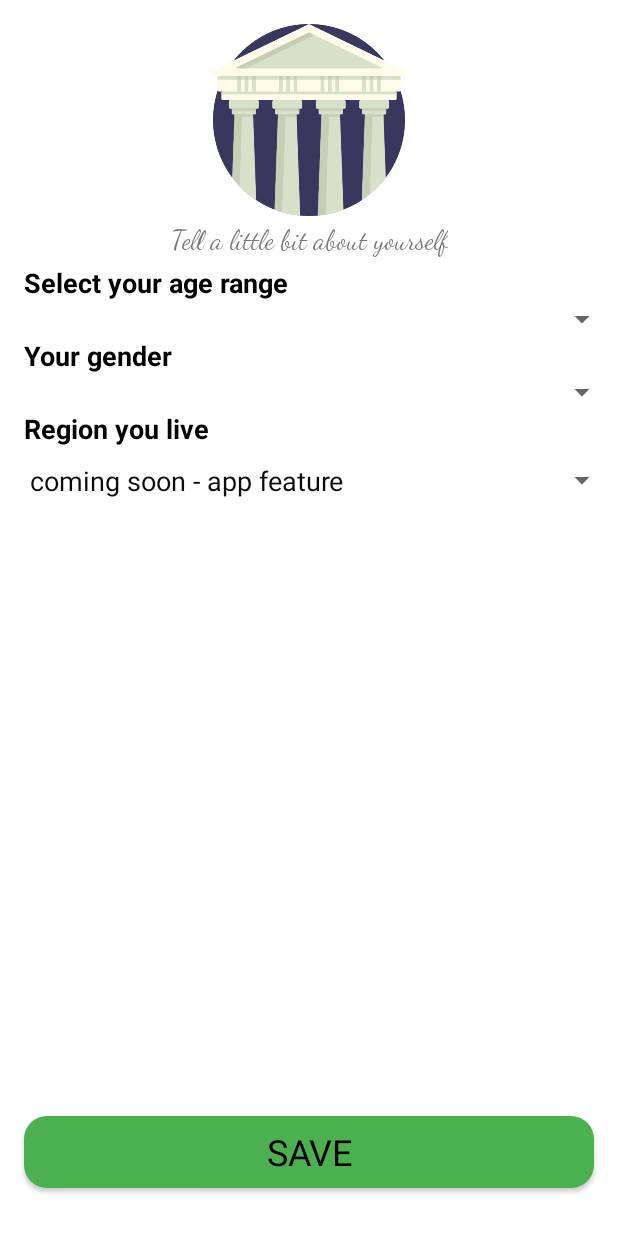
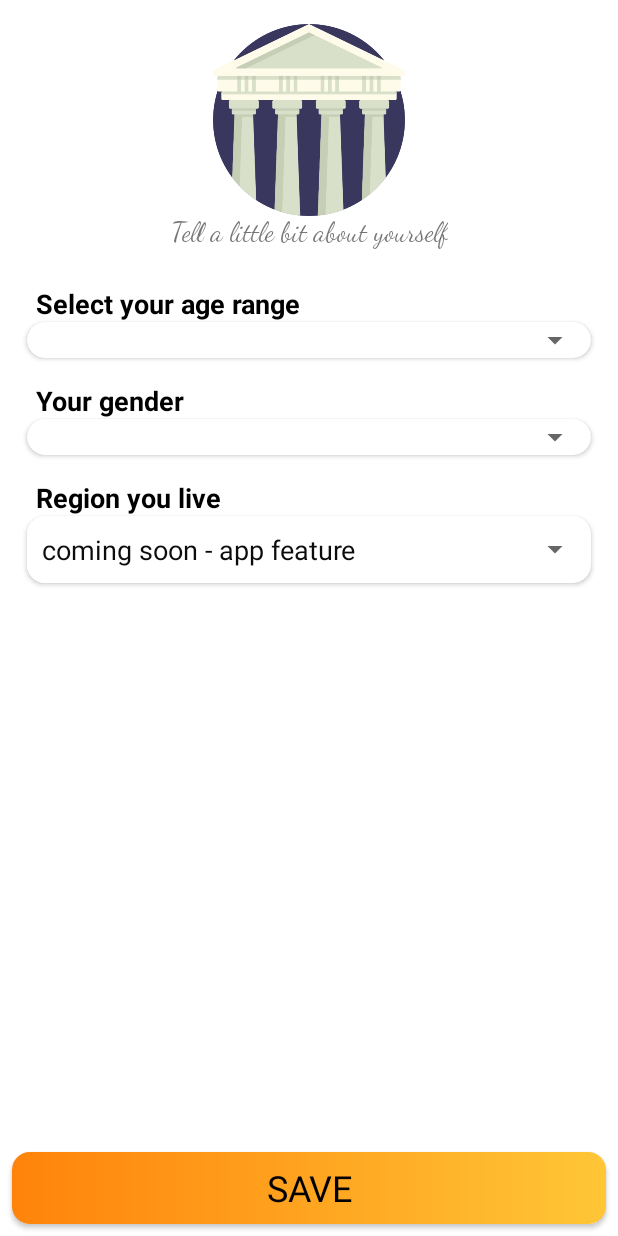
Before and after one commit to DSC-Free-University-of-Tbilisi/iPolitician, an Android app: the fragment ProfileFragment placed in its activity, on a phone screen of 412 x 824 dp. Run offline under Robolectric (Android 15) with nearby library versions, the phone set to English and light mode, and no system bars; our stand-ins replace Firebase (no records; nobody signed in at launch, a user with empty details on screens opened directly), navigation-ui; libraries missing offline, so code that uses them is left out: com.anychart.ui; 2 statements that could not run were skipped.

Commit message:
some UI and DB upgrade

```diff
--- a/app/src/main/java/com/example/ipolitician/firebase/DataAPInterface.kt
+++ b/app/src/main/java/com/example/ipolitician/firebase/DataAPInterface.kt
@@ -17,7 +17,7 @@ interface DataAPInterface {
 
     fun getProblems(callback: (ArrayList<PV>) -> Unit)
     fun getProblem(problem_id: String, callback: (PV?) -> Unit)
-    fun voteProblem(problem_id: String, upvote: Int, downvote: Int)
+    fun voteProblem(problem_id: String, upvote: Long, downvote: Long)
     fun setProblem(problem: PV)
 
     fun getProblemID(callback: (String) -> Unit)
--- a/app/src/main/java/com/example/ipolitician/recycler/ElectionRecyclerViewAdapter.kt
+++ b/app/src/main/java/com/example/ipolitician/recycler/ElectionRecyclerViewAdapter.kt
@@ -65,7 +65,7 @@ class ElectionRecyclerViewAdapter(private var elections: ArrayList<EV>, private
             var cand = RadioButton(holder.candidates.context)
             val key = candidate + "+" + elections[position].title
 
-            cand.text = candidate + "-> ${votes.votes[key]}"
+            cand.text = candidate + ": ${votes.votes[key]}"
 
             cand.setTextColor(textColor.data)
             cand.buttonTintList = ColorStateList.valueOf(textColor.data)
@@ -80,7 +80,7 @@ class ElectionRecyclerViewAdapter(private var elections: ArrayList<EV>, private
             val radio = holder.candidates
 
             if(voted.voted.containsKey(elections[position].id)) {
-                var oldId = (holder.candidates.getChildAt(voted.voted[elections[position].id]!!) as RadioButton).text.split("->")[0]
+                var oldId = (holder.candidates.getChildAt(voted.voted[elections[position].id]!!) as RadioButton).text.split(":")[0]
                 oldId += "+" + elections[holder.adapterPosition].title
                 DB.unvoteElection(oldId)
             }
@@ -92,7 +92,7 @@ class ElectionRecyclerViewAdapter(private var elections: ArrayList<EV>, private
             )
             DB.setUserElections(MainActivity.uniqueID!!, voted)
 
-            var newId = (holder.candidates.getChildAt(voted.voted[elections[position].id]!!) as RadioButton).text.split("->")[0]
+            var newId = (holder.candidates.getChildAt(voted.voted[elections[position].id]!!) as RadioButton).text.split(":")[0]
             newId += "+" + elections[holder.adapterPosition].title
             DB.voteElection(newId)
 
--- a/app/src/main/res/layout/custom_loading.xml
+++ b/app/src/main/res/layout/custom_loading.xml
@@ -3,7 +3,7 @@
     xmlns:app="http://schemas.android.com/apk/res-auto"
     xmlns:tools="http://schemas.android.com/tools"
     android:layout_width="match_parent"
-    android:layout_height="wrap_content"
+    android:layout_height="200dp"
     android:background="?attr/componentClr">
 
     <ProgressBar
--- a/app/src/main/res/layout/fragment_profile.xml
+++ b/app/src/main/res/layout/fragment_profile.xml
@@ -19,115 +19,134 @@
         app:layout_constraintTop_toTopOf="parent" />
 
     <TextView
-        android:id="@+id/textView2"
-        android:layout_width="0dp"
-        android:layout_height="wrap_content"
-        android:layout_marginStart="16dp"
-        android:layout_marginTop="32dp"
-        android:text="Select your age range"
-        android:textAlignment="viewStart"
-        android:textColor="#000000"
-        android:textSize="18sp"
-        android:textStyle="bold"
-        app:layout_constraintEnd_toEndOf="parent"
-        app:layout_constraintStart_toStartOf="parent"
-        app:layout_constraintTop_toBottomOf="@+id/imageView2" />
-
-    <TextView
-        android:id="@+id/textView3"
-        android:layout_width="0dp"
-        android:layout_height="wrap_content"
-        android:layout_marginStart="16dp"
-        android:text="Your gender"
-        android:textAlignment="viewStart"
-        android:textColor="#000000"
-        android:textSize="18sp"
-        android:textStyle="bold"
-        app:layout_constraintEnd_toEndOf="parent"
-        app:layout_constraintStart_toStartOf="parent"
-        app:layout_constraintTop_toBottomOf="@+id/spinner" />
-
-    <TextView
-        android:id="@+id/textView4"
+        android:id="@+id/about_you"
         android:layout_width="wrap_content"
         android:layout_height="wrap_content"
         android:fontFamily="cursive"
         android:text="Tell a little bit about yourself"
         android:textSize="18sp"
-        app:layout_constraintBottom_toTopOf="@+id/textView2"
         app:layout_constraintEnd_toEndOf="parent"
         app:layout_constraintStart_toStartOf="parent"
         app:layout_constraintTop_toBottomOf="@+id/imageView2" />
 
+    <LinearLayout
+        android:id="@+id/linearLayout3"
+        android:layout_width="match_parent"
+        android:layout_height="0dp"
+        android:layout_marginStart="8dp"
+        android:layout_marginTop="8dp"
+        android:layout_marginEnd="8dp"
+        android:layout_marginBottom="8dp"
+        android:orientation="vertical"
+        app:layout_constraintBottom_toTopOf="@+id/save"
+        app:layout_constraintEnd_toEndOf="parent"
+        app:layout_constraintStart_toStartOf="parent"
+        app:layout_constraintTop_toBottomOf="@+id/about_you">
+
+        <TextView
+            android:id="@+id/selectAge"
+            android:layout_width="match_parent"
+            android:layout_height="wrap_content"
+            android:layout_marginStart="16dp"
+            android:layout_marginEnd="16dp"
+            android:layout_marginTop="16dp"
+            android:text="Select your age range"
+            android:textAlignment="viewStart"
+            android:textColor="#000000"
+            android:textSize="18sp"
+            android:textStyle="bold" />
+
+        <androidx.cardview.widget.CardView
+            android:layout_width="match_parent"
+            android:layout_height="wrap_content"
+            android:layout_marginStart="10dp"
+            android:layout_marginEnd="10dp"
+            app:cardCornerRadius="12dp">
+
             <Spinner
                 android:id="@+id/spinner"
-        android:layout_width="0dp"
+                android:layout_width="match_parent"
+                android:layout_height="wrap_content"/>
+
+        </androidx.cardview.widget.CardView>
+        <TextView
+            android:id="@+id/selectGender"
+            android:layout_width="match_parent"
+            android:layout_height="wrap_content"
+            android:layout_marginStart="16dp"
+            android:layout_marginEnd="16dp"
+            android:layout_marginTop="16dp"
+            android:text="Your gender"
+            android:textAlignment="viewStart"
+            android:textColor="#000000"
+            android:textSize="18sp"
+            android:textStyle="bold" />
+
+        <androidx.cardview.widget.CardView
+            android:layout_width="match_parent"
             android:layout_height="wrap_content"
             android:layout_marginStart="10dp"
-        app:layout_constraintEnd_toEndOf="parent"
-        app:layout_constraintStart_toStartOf="parent"
-        app:layout_constraintTop_toBottomOf="@+id/textView2" />
+            android:layout_marginEnd="10dp"
+            app:cardCornerRadius="12dp">
 
             <Spinner
                 android:id="@+id/spinner2"
                 android:layout_width="match_parent"
+                android:layout_height="wrap_content"/>
+        </androidx.cardview.widget.CardView>
+
+        <TextView
+            android:id="@+id/selectRegion"
+            android:layout_width="match_parent"
+            android:layout_height="wrap_content"
+            android:layout_marginStart="16dp"
+            android:layout_marginEnd="16dp"
+            android:layout_marginTop="16dp"
+            android:text="Region you live"
+            android:textColor="#000000"
+            android:textSize="18sp"
+            android:textStyle="bold" />
+
+        <androidx.cardview.widget.CardView
+            android:layout_width="match_parent"
             android:layout_height="wrap_content"
             android:layout_marginStart="10dp"
-        app:layout_constraintEnd_toEndOf="parent"
-        app:layout_constraintStart_toStartOf="parent"
-        app:layout_constraintTop_toBottomOf="@+id/textView3" />
+            android:layout_marginEnd="10dp"
+            app:cardCornerRadius="12dp">
+
+            <Spinner
+                android:id="@+id/spinner3"
+                android:layout_width="match_parent"
+                android:layout_height="wrap_content" />
+        </androidx.cardview.widget.CardView>
+
+        <TextView
+            android:id="@+id/intro"
+            android:layout_width="match_parent"
+            android:layout_height="wrap_content"
+            android:layout_marginStart="16dp"
+            android:layout_marginTop="32dp"
+            android:layout_marginEnd="16dp"
+            android:textAlignment="textStart"
+            tools:text="@string/intro" />
+
+    </LinearLayout>
 
     <Button
         android:id="@+id/save"
         android:layout_width="0dp"
         android:layout_height="wrap_content"
-        android:layout_marginStart="16dp"
-        android:layout_marginEnd="16dp"
-        android:layout_marginBottom="32dp"
-        android:background="@drawable/corner_radius"
+        android:layout_marginStart="8dp"
+        android:layout_marginEnd="8dp"
+        android:layout_marginBottom="8dp"
+        android:background="@drawable/button_background_shape"
         android:fontFamily="sans-serif"
         android:text="Save"
         android:textColor="#000000"
         android:textSize="24sp"
         app:layout_constraintBottom_toBottomOf="parent"
         app:layout_constraintEnd_toEndOf="parent"
+        app:layout_constraintHorizontal_bias="0.0"
         app:layout_constraintStart_toStartOf="parent" />
 
-    <TextView
-        android:id="@+id/textView5"
-        android:layout_width="0dp"
-        android:layout_height="wrap_content"
-        android:layout_marginStart="16dp"
-        android:text="Region you live"
-        android:textColor="#000000"
-        android:textSize="18sp"
-        android:textStyle="bold"
-        app:layout_constraintEnd_toEndOf="parent"
-        app:layout_constraintStart_toStartOf="parent"
-        app:layout_constraintTop_toBottomOf="@+id/spinner2" />
-
-    <Spinner
-        android:id="@+id/spinner3"
-        android:layout_width="match_parent"
-        android:layout_height="wrap_content"
-        android:layout_marginStart="10dp"
-        app:layout_constraintEnd_toEndOf="parent"
-        app:layout_constraintStart_toStartOf="parent"
-        app:layout_constraintTop_toBottomOf="@+id/textView5" />
-
-    <TextView
-        android:id="@+id/intro"
-        android:layout_width="0dp"
-        android:layout_height="0dp"
-        android:layout_marginStart="16dp"
-        android:layout_marginTop="8dp"
-        android:layout_marginEnd="16dp"
-        android:layout_marginBottom="8dp"
-        android:textAlignment="textStart"
-        app:layout_constraintBottom_toTopOf="@+id/save"
-        app:layout_constraintEnd_toEndOf="parent"
-        app:layout_constraintStart_toStartOf="parent"
-        app:layout_constraintTop_toBottomOf="@+id/spinner3"
-        tools:text="@string/intro" />
-
 </androidx.constraintlayout.widget.ConstraintLayout>
```
Also changed, not shown: app/src/main/java/com/example/ipolitician/firebase/DataAPI.kt (+5 -14 lines), app/src/main/res/layout/fragment_problem_post.xml (+5 -2 lines), app/src/main/res/layout/fragment_public.xml (+24 -9 lines). Lines whose indentation alone changed are shown as unchanged.
